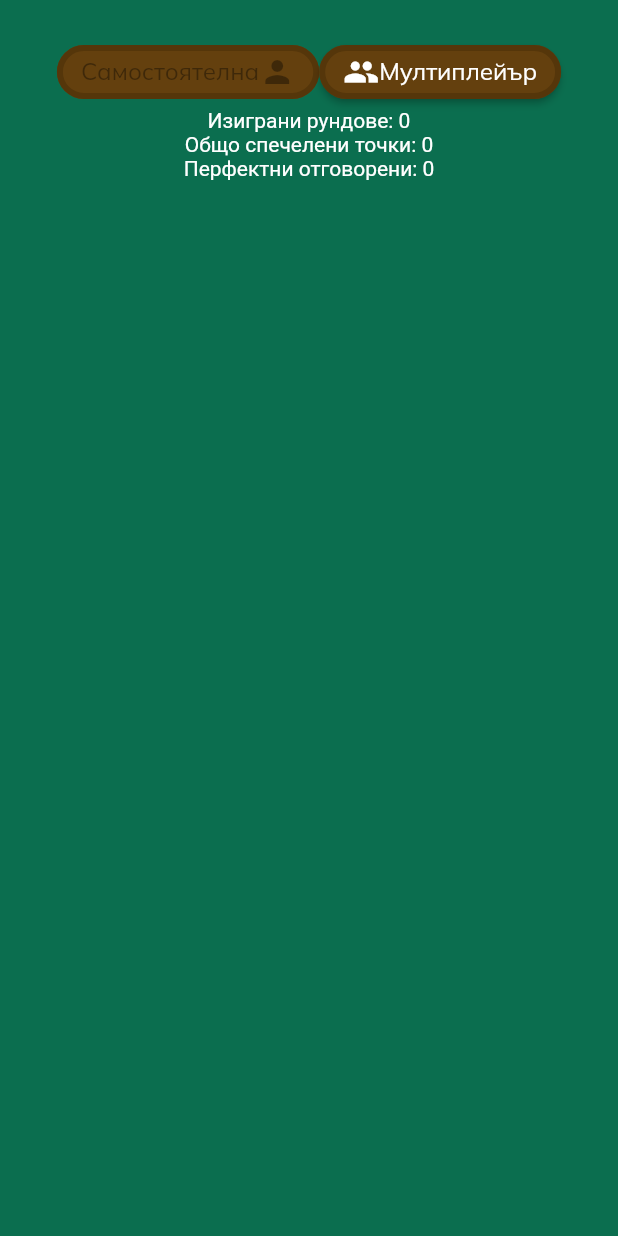
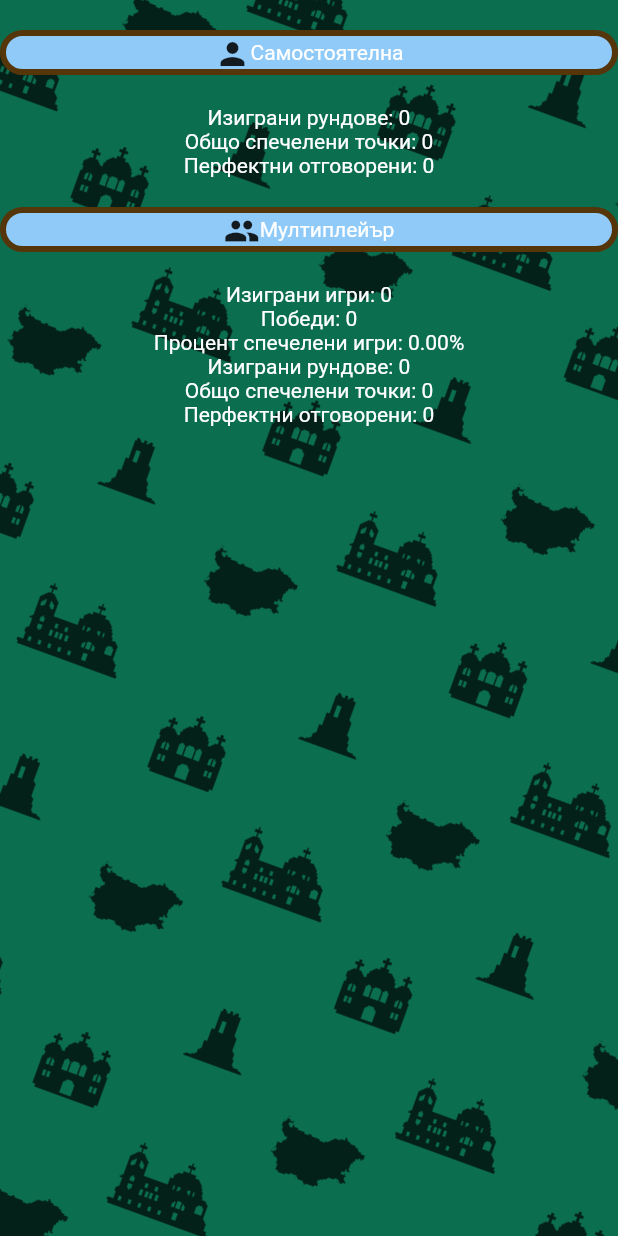
Before and after one commit to guess-bulgaria/guess_bulgaria, a Flutter app: the StatsPage screen opened directly, on a phone screen of 412 x 824 dp. Run offline on Flutter 3.47's test engine with Material 2 defaults, Android fonts, the phone set to English and light mode, and no system bars; our stand-ins replace audioplayers, dio, flutter_dotenv, flutter_keyboard_visibility, flutter_mobx, google_fonts and 5 more; missing offline and left inert: mapbox_gl; accounts and stored records are empty; network calls fail.

Commit message:
Background

```diff
--- /dev/null
+++ b/lib/components/badge.dart
@@ -0,0 +1,25 @@
+
+import 'package:flutter/material.dart';
+
+class Badge extends StatelessWidget {
+  final Widget child;
+  const Badge({Key? key, required this.child}) : super(key: key);
+
+  @override
+  Widget build(BuildContext context) {
+    return Container(
+      margin: const EdgeInsets.symmetric(vertical: 20),
+      height: 30,
+      decoration: BoxDecoration(
+        color: Theme.of(context).backgroundColor,
+        borderRadius: BorderRadius.circular(18.0),
+        border: Border.all(
+          color: Theme.of(context).colorScheme.inversePrimary,
+          width: 4,
+        ),
+      ),
+      child: child
+    );
+  }
+
+}
--- a/lib/components/color_picker.dart
+++ b/lib/components/color_picker.dart
@@ -6,6 +6,7 @@ class ColorPicker extends StatefulWidget {
   final double iconSize;
   final double iconMargin;
   final int selectedColor;
+  final List<int>? usedColors;
   final String title;
   final Function onColorChange;
 
@@ -17,6 +18,7 @@ class ColorPicker extends StatefulWidget {
     this.colorsPerRow = 4,
     this.iconMargin = 2,
     this.iconSize = 30.0,
+    this.usedColors,
   }) : super(key: key);
 
   @override
@@ -40,7 +42,7 @@ class _ColorPickerState extends State<ColorPicker> {
                   i++)
                 Container(
                   padding: EdgeInsets.all(widget.iconMargin),
-                  child: i == widget.selectedColor
+                  child: i == widget.selectedColor || (widget.usedColors ?? [2]).contains(i)
                       ? Stack(children: [
                           Center(
                             child: Icon(Icons.circle,
@@ -48,7 +50,7 @@ class _ColorPickerState extends State<ColorPicker> {
                           ),
                           Container(
                             margin: const EdgeInsets.only(top: 5, left: 5),
-                            child: Icon(Icons.check,
+                            child: Icon(i == widget.selectedColor ? Icons.check : Icons.close,
                                 color: Colors.black,
                                 size: widget.iconSize - 10),
                           )
--- a/lib/components/scrolling_background.dart
+++ b/lib/components/scrolling_background.dart
@@ -2,23 +2,30 @@ import 'package:flutter/material.dart';
 import 'package:flutter_mobx/flutter_mobx.dart';
 import 'package:guess_bulgaria/storage/clock.dart';
 
-class ScrollingBackground extends StatelessWidget {
+class ScrollingBackground extends StatefulWidget {
   const ScrollingBackground({Key? key}) : super(key: key);
 
   @override
+  State<StatefulWidget> createState() => _ScrollingBackgroundState();
+}
+
+class _ScrollingBackgroundState extends State<ScrollingBackground>{
+  static Clock clock = Clock(100000, startTime: 0);
+
+  @override
   Widget build(BuildContext context) {
-    Clock clock = Clock(100000, startTime: 0);
+    final backgroundHeight = MediaQuery.of(context).size.height;
     return Observer(builder: (_) {
       double offset =
-          clock.seconds * 5.0 - (MediaQuery.of(context).size.height * 10);
-      double leaveSize = -MediaQuery.of(context).size.height * 4;
-      // if (offset >= leaveSize) {
-      //   clock.seconds = 1;
-      //   Future.delayed(const Duration(milliseconds: 1), () => clock.seconds = 2,);
-      // }
+          clock.seconds * 5.0 - (backgroundHeight * 10);
+      double leaveSize = -MediaQuery.of(context).size.height * 5;
+      if (offset >= leaveSize) {
+        clock.seconds = 1;
+        Future.delayed(const Duration(milliseconds: 1), () => clock.seconds = 2,);
+      }
       return AnimatedPositioned(
-        height: MediaQuery.of(context).size.height * 10,
-        width: MediaQuery.of(context).size.height * 10,
+        height: backgroundHeight * 10,
+        width: backgroundHeight * 10,
         child: RotationTransition(
           turns: const AlwaysStoppedAnimation(20 / 360),
           child: Image.asset(
@@ -29,8 +36,8 @@ class ScrollingBackground extends StatelessWidget {
             opacity: const AlwaysStoppedAnimation(0.7),
           ),
         ),
-        top: clock.seconds * 6.0 - MediaQuery.of(context).size.height * 7,
-        right: clock.seconds * 6.0 - MediaQuery.of(context).size.height * 7,
+        top: clock.seconds * 6.0 - backgroundHeight * 7,
+        right: clock.seconds * 6.0 - backgroundHeight * 7,
         duration: Duration(
             seconds: offset >= leaveSize ? 0 : 1),
       );
--- a/lib/pages/game_page.dart
+++ b/lib/pages/game_page.dart
@@ -16,6 +16,7 @@ import 'package:photo_view/photo_view.dart';
 class GamePage extends StatefulWidget {
   final int roomId;
   final dynamic gameData;
+
   const GamePage({Key? key, this.roomId = 0, this.gameData}) : super(key: key);
 
   @override
@@ -135,7 +136,9 @@ class _GamePageState extends State<GamePage> {
       img = Image.memory(base64Decode(roundData?['image']));
     }
     myColor = PlayerColors.color(
-        players.firstWhere((p) => p['id'] == UserData.userId)['color']);
+      players.firstWhere((p) => p['id'] == UserData.userId,
+          orElse: () => {'color': UserData.defaultColor})['color'],
+    );
 
     super.initState();
   }
--- a/lib/pages/lobby_page.dart
+++ b/lib/pages/lobby_page.dart
@@ -290,6 +290,7 @@ class _LobbyPageState extends State<LobbyPage> {
           Container(
             margin: const EdgeInsets.only(top: 10),
             child: ColorPicker(
+              usedColors: usedColors,
               iconMargin: 3,
               selectedColor: color,
               title: "Цвят",
--- a/lib/pages/stats_page.dart
+++ b/lib/pages/stats_page.dart
@@ -1,5 +1,7 @@
 import 'package:flutter/material.dart';
+import 'package:guess_bulgaria/components/badge.dart';
 import 'package:guess_bulgaria/components/loader.dart';
+import 'package:guess_bulgaria/components/scrolling_background.dart';
 import 'package:guess_bulgaria/pages/lobby_page.dart';
 import 'package:guess_bulgaria/services/ws_service.dart';
 import 'package:guess_bulgaria/storage/user_data.dart';
@@ -12,13 +14,6 @@ class StatsPage extends StatefulWidget {
 }
 
 class _StatsPageState extends State<StatsPage> {
-  bool _isSingle = true;
-
-  void setSingle(bool single) {
-    setState(() {
-      _isSingle = single;
-    });
-  }
 
   final List<Widget> singleStats = [];
   final List<Widget> multiStats = [];
@@ -36,12 +31,13 @@ class _StatsPageState extends State<StatsPage> {
     }
 
     final gamesPlayed = UserData.stats.multi.gamesPlayed;
-    final winRate = UserData.stats.multi.firstPlaces / (gamesPlayed == 0 ? 1 : gamesPlayed) * 100;
+    final winRate = UserData.stats.multi.firstPlaces /
+        (gamesPlayed == 0 ? 1 : gamesPlayed) *
+        100;
     final Map<String, dynamic> multiStatsData = {
       "Изиграни игри": gamesPlayed,
       "Победи": UserData.stats.multi.firstPlaces,
-      "Процент спечелени игри":
-          '${winRate.toStringAsFixed(2)}%',
+      "Процент спечелени игри": '${winRate.toStringAsFixed(2)}%',
       "Изиграни рундове": UserData.stats.multi.roundsPlayed,
       "Общо спечелени точки": UserData.stats.multi.totalPoints,
       "Перфектни отговорени": UserData.stats.multi.perfectAnswers,
@@ -55,38 +51,36 @@ class _StatsPageState extends State<StatsPage> {
   Widget build(BuildContext context) {
     return Scaffold(
       backgroundColor: Theme.of(context).colorScheme.secondary,
-      body: Align(
+      body: Stack(
+        clipBehavior: Clip.antiAlias,
+        children: [
+          const ScrollingBackground(),
+          Align(
             alignment: Alignment.center,
             child: Column(
               crossAxisAlignment: CrossAxisAlignment.center,
               mainAxisAlignment: MainAxisAlignment.start,
               children: [
-            Container(
-              margin: const EdgeInsets.only(top: 24.0),
+                Badge(
                   child: Row(
+                    mainAxisSize: MainAxisSize.max,
                     mainAxisAlignment: MainAxisAlignment.center,
-                children: [
-                  ElevatedButton(
+                    children: const [Icon(Icons.person), Text("Самостоятелна")],
+                  ),
+                ),
+                ...singleStats,
+                Badge(
                   child: Row(
-                      children: const [
-                        Text("Самостоятелна"),
-                        Icon(Icons.person)
-                      ],
+                    mainAxisSize: MainAxisSize.max,
+                    mainAxisAlignment: MainAxisAlignment.center,
+                    children: const [Icon(Icons.people), Text("Мултиплейър")],
                   ),
-                    onPressed: _isSingle ? null : () => setSingle(true),
                 ),
-                  ElevatedButton(
-                    child: Row(
-                      children: const [Icon(Icons.people), Text("Mултиплейър")],
-                    ),
-                    onPressed: !_isSingle ? null : () => setSingle(false),
-                  ),
+                ...multiStats
               ],
             ),
           ),
-            ...(_isSingle ? singleStats : multiStats),
         ],
-        ),
       ),
     );
   }
```
Also changed, not shown: lib/pages/main_page.dart (+11 -5 lines). Lines whose indentation alone changed are shown as unchanged.
